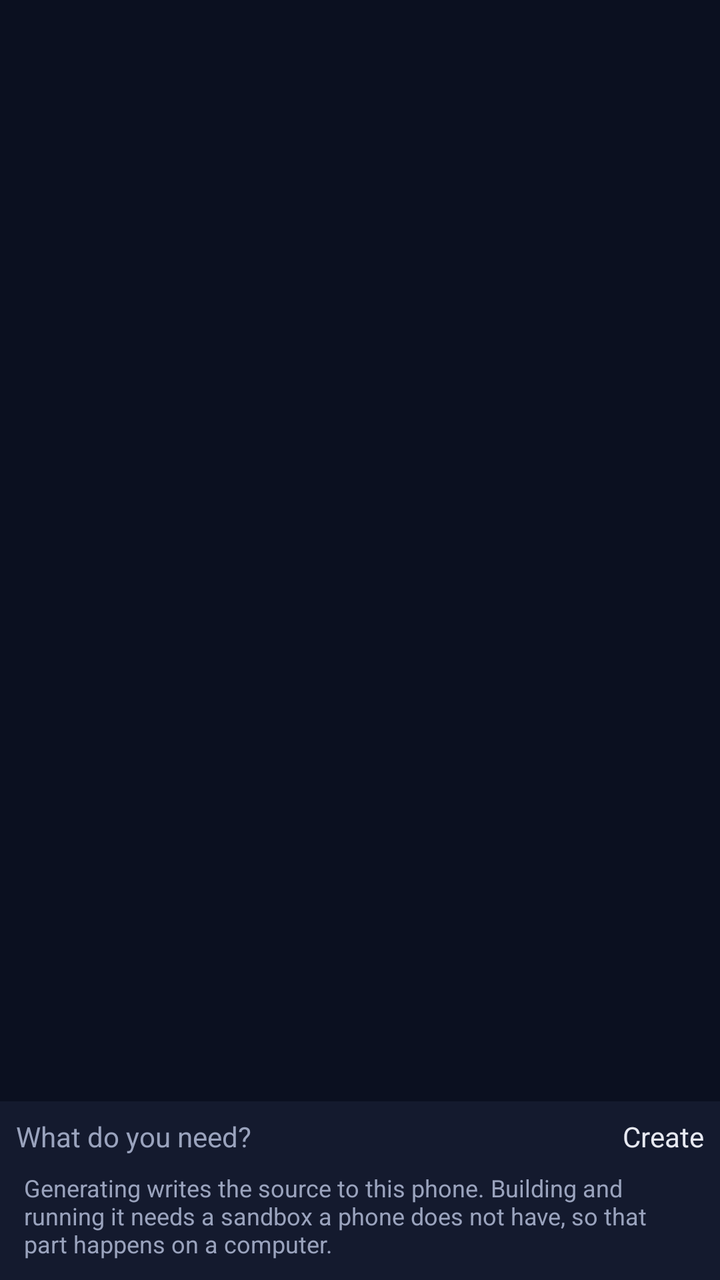
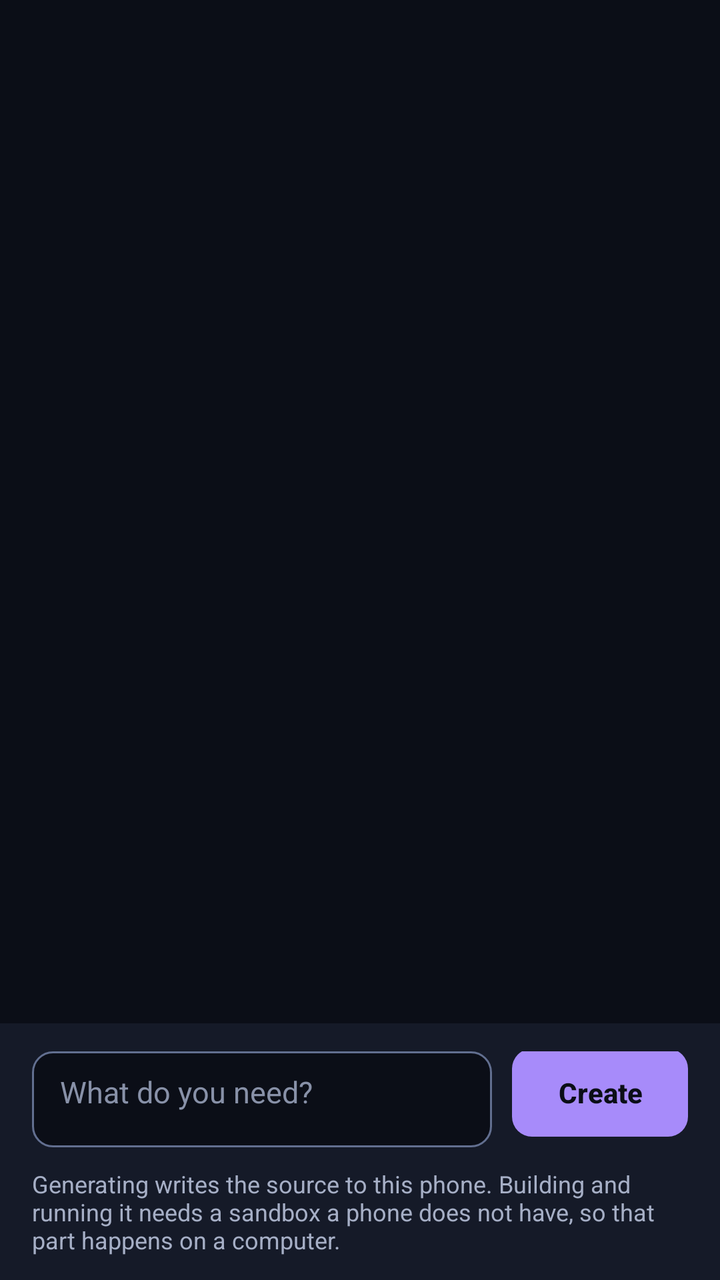

Screens rendered from an Android XML layout before and after an edit, with the pre-edit source and the edit as a unified diff.
<!-- AndroidManifest.xml: application theme EphemeralTheme -->
<!-- res/layout/activity_main.xml -->
<?xml version="1.0" encoding="utf-8"?>
<LinearLayout xmlns:android="http://schemas.android.com/apk/res/android"
    android:layout_width="match_parent"
    android:layout_height="match_parent"
    android:orientation="vertical">

    <FrameLayout
        android:layout_width="match_parent"
        android:layout_height="0dp"
        android:layout_weight="1">

        <ListView
            android:id="@+id/applications"
            android:layout_width="match_parent"
            android:layout_height="match_parent"
            android:divider="@color/surface"
            android:dividerHeight="1dp"
            android:paddingTop="8dp" />

        <TextView
            android:id="@+id/nothing_yet"
            android:layout_width="match_parent"
            android:layout_height="wrap_content"
            android:layout_gravity="center_vertical"
            android:padding="32dp"
            android:text="@string/nothing_yet"
            android:textColor="@color/quiet"
            android:textSize="16sp"
            android:visibility="gone" />
    </FrameLayout>

    <TextView
        android:id="@+id/status"
        android:layout_width="match_parent"
        android:layout_height="wrap_content"
        android:background="@color/surface"
        android:padding="12dp"
        android:textColor="@color/care"
        android:textSize="14sp"
        android:visibility="gone" />

    <LinearLayout
        android:layout_width="match_parent"
        android:layout_height="wrap_content"
        android:background="@color/surface"
        android:orientation="horizontal"
        android:padding="8dp">

        <EditText
            android:id="@+id/intent"
            android:layout_width="0dp"
            android:layout_height="wrap_content"
            android:layout_weight="1"
            android:hint="@string/intent_hint"
            android:importantForAutofill="no"
            android:inputType="textCapSentences|textMultiLine"
            android:maxLines="4"
            android:textColor="@color/text"
            android:textColorHint="@color/quiet" />

        <Button
            android:id="@+id/create"
            android:layout_width="wrap_content"
            android:layout_height="wrap_content"
            android:text="@string/create" />
    </LinearLayout>

    <TextView
        android:layout_width="match_parent"
        android:layout_height="wrap_content"
        android:background="@color/surface"
        android:paddingHorizontal="12dp"
        android:paddingBottom="10dp"
        android:text="@string/phone_limits"
        android:textColor="@color/quiet"
        android:textSize="12sp" />

</LinearLayout>
<!-- resources referenced by this layout -->
<resources>
  <color name="care">#f0abfc</color>
  <color name="quiet">#9aa3bd</color>
  <color name="surface">#141a2e</color>
  <color name="text">#e6e8f0</color>
  <string name="create">Create</string>
  <string name="intent_hint">What do you need?</string>
  <string name="nothing_yet">Nothing here yet.\n\nDescribe what you need below. Ephemeral records it — nothing is written or run until you generate it.</string>
  <string name="phone_limits">Generating writes the source to this phone. Building and running it needs a sandbox a phone does not have, so that part happens on a computer.</string>
  <style name="EphemeralTheme" parent="@android:style/Theme.Material">
          <item name="android:colorBackground">@color/ink</item>
          <item name="android:colorPrimary">@color/surface</item>
          <item name="android:colorAccent">@color/bubble</item>
          <item name="android:textColorPrimary">@color/text</item>
          <item name="android:textColorSecondary">@color/quiet</item>
      </style>
  <color name="ink">#0b1020</color>
  <color name="bubble">#c4b5fd</color>
</resources>

<!-- the commit's change to res/layout/activity_main.xml (unified diff, before → after) -->
@@ -2,6 +2,7 @@
 <LinearLayout xmlns:android="http://schemas.android.com/apk/res/android"
     android:layout_width="match_parent"
     android:layout_height="match_parent"
+    android:background="@color/ground"
     android:orientation="vertical">
 
     <FrameLayout
@@ -13,66 +14,86 @@
             android:id="@+id/applications"
             android:layout_width="match_parent"
             android:layout_height="match_parent"
-            android:divider="@color/surface"
-            android:dividerHeight="1dp"
-            android:paddingTop="8dp" />
+            android:clipToPadding="false"
+            android:divider="@null"
+            android:dividerHeight="0dp"
+            android:paddingTop="10dp"
+            android:paddingBottom="10dp"
+            android:scrollbarStyle="outsideOverlay" />
 
         <TextView
             android:id="@+id/nothing_yet"
             android:layout_width="match_parent"
             android:layout_height="wrap_content"
             android:layout_gravity="center_vertical"
+            android:lineSpacingMultiplier="1.3"
             android:padding="32dp"
             android:text="@string/nothing_yet"
-            android:textColor="@color/quiet"
+            android:textColor="@color/ink_quiet"
             android:textSize="16sp"
             android:visibility="gone" />
     </FrameLayout>
 
+    
     <TextView
         android:id="@+id/status"
         android:layout_width="match_parent"
         android:layout_height="wrap_content"
-        android:background="@color/surface"
-        android:padding="12dp"
-        android:textColor="@color/care"
+        android:background="@color/high_soft"
+        android:padding="14dp"
+        android:textColor="@color/high"
         android:textSize="14sp"
         android:visibility="gone" />
 
+    
     <LinearLayout
         android:layout_width="match_parent"
         android:layout_height="wrap_content"
         android:background="@color/surface"
-        android:orientation="horizontal"
-        android:padding="8dp">
+        android:orientation="vertical"
+        android:paddingHorizontal="16dp"
+        android:paddingTop="14dp"
+        android:paddingBottom="12dp">
 
-        <EditText
-            android:id="@+id/intent"
-            android:layout_width="0dp"
+        <LinearLayout
+            android:layout_width="match_parent"
             android:layout_height="wrap_content"
-            android:layout_weight="1"
-            android:hint="@string/intent_hint"
-            android:importantForAutofill="no"
-            android:inputType="textCapSentences|textMultiLine"
-            android:maxLines="4"
-            android:textColor="@color/text"
-            android:textColorHint="@color/quiet" />
+            android:gravity="bottom"
+            android:orientation="horizontal">
 
-        <Button
-            android:id="@+id/create"
-            android:layout_width="wrap_content"
+            <EditText
+                android:id="@+id/intent"
+                android:layout_width="0dp"
+                android:layout_height="wrap_content"
+                android:layout_weight="1"
+                android:background="@drawable/field"
+                android:hint="@string/intent_hint"
+                android:importantForAutofill="no"
+                android:inputType="textCapSentences|textMultiLine"
+                android:maxLines="4"
+                android:minHeight="48dp"
+                android:paddingHorizontal="14dp"
+                android:paddingVertical="10dp"
+                android:textColor="@color/ink"
+                android:textColorHint="@color/ink_faint"
+                android:textSize="15sp" />
+
+            <Button
+                android:id="@+id/create"
+                style="@style/EphemeralButton.Primary"
+                android:layout_width="wrap_content"
+                android:layout_height="wrap_content"
+                android:layout_marginStart="10dp"
+                android:text="@string/create" />
+        </LinearLayout>
+
+        <TextView
+            android:layout_width="match_parent"
             android:layout_height="wrap_content"
-            android:text="@string/create" />
+            android:paddingTop="10dp"
+            android:text="@string/phone_limits"
+            android:textColor="@color/ink_quiet"
+            android:textSize="12sp" />
     </LinearLayout>
 
-    <TextView
-        android:layout_width="match_parent"
-        android:layout_height="wrap_content"
-        android:background="@color/surface"
-        android:paddingHorizontal="12dp"
-        android:paddingBottom="10dp"
-        android:text="@string/phone_limits"
-        android:textColor="@color/quiet"
-        android:textSize="12sp" />
-
 </LinearLayout>
<!-- resource entries referenced after the edit -->
@@ -1,21 +1,80 @@
 <!-- resources referenced by this layout -->
 <resources>
-  <color name="care">#f0abfc</color>
-  <color name="quiet">#9aa3bd</color>
-  <color name="surface">#141a2e</color>
-  <color name="text">#e6e8f0</color>
+  <color name="ground">#0b0e17</color>
+  <color name="high">#ff9057</color>
+  <color name="high_soft">#2e1a12</color>
+  <color name="ink">#e9ecf5</color>
+  <color name="ink_faint">#8891a8</color>
+  <color name="ink_quiet">#a6afc6</color>
+  <color name="surface">#151a28</color>
+  <!-- drawable field (drawable) -->
+  <?xml version="1.0" encoding="utf-8"?>
+  <shape xmlns:android="http://schemas.android.com/apk/res/android"
+      android:shape="rectangle">
+      <solid android:color="@color/ground" />
+      <stroke android:width="1dp" android:color="@color/edge_strong" />
+      <corners android:radius="10dp" />
+  </shape>
   <string name="create">Create</string>
   <string name="intent_hint">What do you need?</string>
   <string name="nothing_yet">Nothing here yet.\n\nDescribe what you need below. Ephemeral records it — nothing is written or run until you generate it.</string>
   <string name="phone_limits">Generating writes the source to this phone. Building and running it needs a sandbox a phone does not have, so that part happens on a computer.</string>
+  <style name="EphemeralButton.Primary">
+          <item name="android:background">@drawable/button_primary</item>
+          <item name="android:textColor">@color/accent_ink</item>
+          <item name="android:textStyle">bold</item>
+      </style>
   <style name="EphemeralTheme" parent="@android:style/Theme.Material">
-          <item name="android:colorBackground">@color/ink</item>
+          <item name="android:colorBackground">@color/ground</item>
+          <item name="android:windowBackground">@color/ground</item>
+          <item name="android:statusBarColor">@color/ground</item>
+          <item name="android:navigationBarColor">@color/ground</item>
           <item name="android:colorPrimary">@color/surface</item>
-          <item name="android:colorAccent">@color/bubble</item>
-          <item name="android:textColorPrimary">@color/text</item>
-          <item name="android:textColorSecondary">@color/quiet</item>
+          <item name="android:colorAccent">@color/accent</item>
+          <item name="android:textColorPrimary">@color/ink</item>
+          <item name="android:textColorSecondary">@color/ink_quiet</item>
+          <item name="android:textColorHint">@color/ink_faint</item>
+  
+          
+          <item name="android:buttonStyle">@style/EphemeralButton</item>
       </style>
-  <color name="ink">#0b1020</color>
-  <color name="bubble">#c4b5fd</color>
+  <color name="edge_strong">#626f90</color>
+  <!-- drawable button_primary (drawable) -->
+  <?xml version="1.0" encoding="utf-8"?>
+  <ripple xmlns:android="http://schemas.android.com/apk/res/android"
+      android:color="@color/accent_soft">
+      <item>
+          <shape android:shape="rectangle">
+              <solid android:color="@color/accent" />
+              <corners android:radius="10dp" />
+          </shape>
+      </item>
+  </ripple>
+  <color name="accent_ink">#0b0e17</color>
+  <color name="accent">#a78bfa</color>
+  <style name="EphemeralButton" parent="@android:style/Widget.Material.Button">
+          <item name="android:background">@drawable/button</item>
+          <item name="android:textColor">@color/ink</item>
+          <item name="android:textAllCaps">false</item>
+          <item name="android:letterSpacing">0</item>
+          <item name="android:minHeight">44dp</item>
+          <item name="android:paddingLeft">18dp</item>
+          <item name="android:paddingRight">18dp</item>
+          <item name="android:stateListAnimator">@null</item>
+      </style>
+  <color name="accent_soft">#241e45</color>
+  <!-- drawable button (drawable) -->
+  <?xml version="1.0" encoding="utf-8"?>
+  <ripple xmlns:android="http://schemas.android.com/apk/res/android"
+      android:color="@color/accent_soft">
+      <item>
+          <shape android:shape="rectangle">
+              <solid android:color="@color/surface_high" />
+              <stroke android:width="1dp" android:color="@color/edge_strong" />
+              <corners android:radius="10dp" />
+          </shape>
+      </item>
+  </ripple>
+  <color name="surface_high">#1d2334</color>
 </resources>
 
